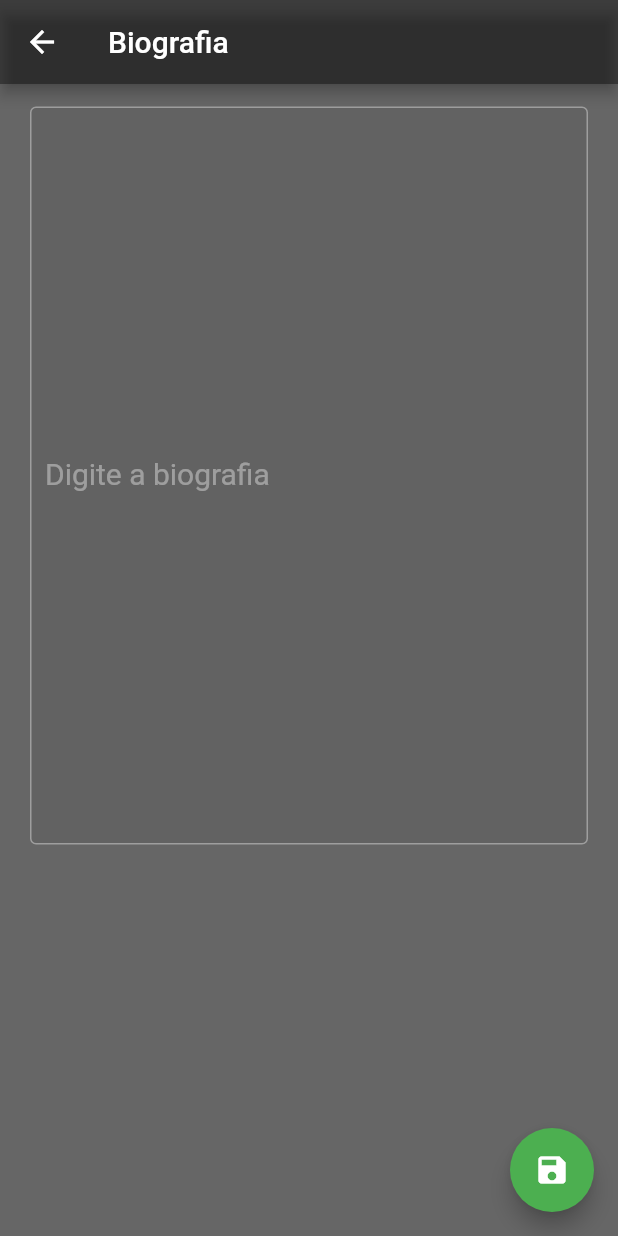
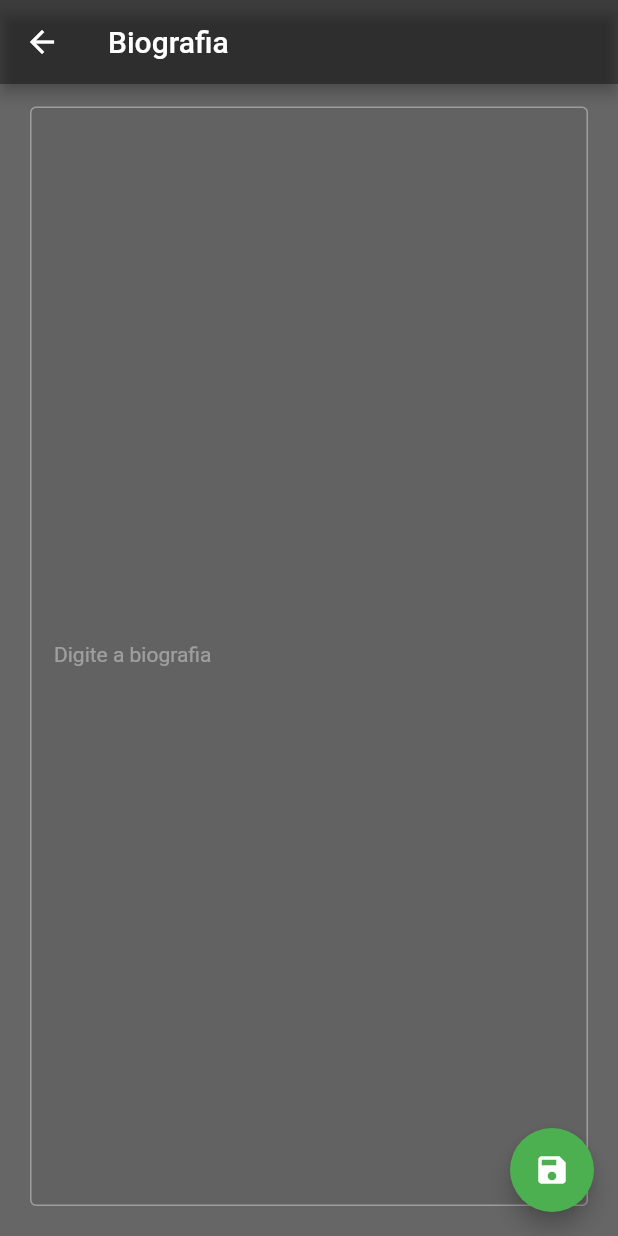
Before and after one commit to RonaldoSurdi/Gerenciador-website-flutter, a Flutter app: the Biography screen opened directly, on a phone screen of 412 x 824 dp. Run offline on Flutter 3.47's test engine with Material 2 defaults, Android fonts, the phone set to English and light mode, and no system bars; our stand-ins replace cloud_firestore, firebase_auth, firebase_core, flutter_secure_storage, font_awesome_flutter, image_picker; missing offline and left inert: cloud_firestore_web, firebase_auth_web, firebase_core_web, firebase_storage_web, flutter_secure_storage_web, image_picker_for_web and 1 more; accounts and stored records are empty; Roboto replaces fonts that are missing (WorkSansThin); project files that could hold a hidden picture were left out.

Commit message:
fix biography

```diff
--- a/lib/main.dart
+++ b/lib/main.dart
@@ -15,8 +15,13 @@ final ThemeData defaultTheme = ThemeData(
     backgroundColor: ColorsTheme.greyDefault,
   ),
 
+  textSelectionTheme: TextSelectionThemeData(
+    cursorColor: Colors.white,
+    selectionColor: Colors.white,
+    selectionHandleColor: Colors.white,
+  ),
+
   scaffoldBackgroundColor: ColorsTheme.greyBackground,
-
 
 );
 
--- a/lib/pages/modules/biography.dart
+++ b/lib/pages/modules/biography.dart
@@ -1,4 +1,5 @@
 import 'package:flutter/material.dart';
+import 'dart:convert' as convert;
 import 'package:font_awesome_flutter/font_awesome_flutter.dart';
 import 'package:hwscontrol/core/theme/custom_theme.dart';
 import 'package:hwscontrol/widgets/snackbar.dart';
@@ -39,14 +40,33 @@ class _BiographyState extends State<Biography> {
   _onSaveData(BiographyModel biographyModel) {
 
       FirebaseFirestore db = FirebaseFirestore.instance;
-
-      db.collection("biography").doc("Data").set(biographyModel.toMap());
+      db.collection("biography").doc("data").set(biographyModel.toMap());
 
       setState(() {
         CustomSnackBar(context, const Text('Dados gravados com sucesso.'));
       });
 
   }
+
+  @override
+  void dispose() {
+    super.dispose();
+  }
+
+  @override
+  void initState() {
+
+    FirebaseFirestore db = FirebaseFirestore.instance;
+    db.collection("biography").doc("data").get().then((DocumentSnapshot documentSnapshot) {
+      if (documentSnapshot.exists) {
+        _descriptionController.text = documentSnapshot['description'].toString();
+      }
+    });
+    //_descriptionController.text = description;
+
+    super.initState();
+  }
+
 
   @override
   Widget build(BuildContext context) {
@@ -63,19 +83,20 @@ class _BiographyState extends State<Biography> {
             controller: _descriptionController,
             keyboardType: TextInputType.multiline,
             textInputAction: TextInputAction.next,
-            maxLines: 20,
+            maxLines: 500,
             cursorColor: Colors.white,
-            // selectionColor: Colors.white,
-            // selectionHandleColor: Colors.white,
+            textAlign: TextAlign.justify,
             style: TextStyle(
-              fontSize: 20,
+              fontFamily: 'WorkSansThin',
+              fontSize: 14,
               color: Colors.white,
             ),
             decoration: InputDecoration(
-              contentPadding: EdgeInsets.fromLTRB(10, 16, 10, 16),
+              contentPadding: EdgeInsets.fromLTRB(16, 20, 15, 20),
               labelText: "Digite a biografia",
               filled: true,
               labelStyle: TextStyle(
+                fontFamily: 'WorkSansThin',
                 color: Colors.white38,
               ),
               enabledBorder: OutlineInputBorder(
@@ -96,6 +117,21 @@ class _BiographyState extends State<Biography> {
           ),
         ),
       ),
+      /* bottomNavigationBar: Row (
+        children: <Widget>[
+          TextButton(
+            style: TextButton.styleFrom(
+              padding: const EdgeInsets.all(16.0),
+              primary: Colors.white,
+              textStyle: const TextStyle(fontSize: 20),
+            ),
+            onPressed: () {
+              _onVerifyData();
+            },
+            child: const Text('Gradient'),
+          ),
+        ],
+      ), */
       floatingActionButton: FloatingActionButton(
         onPressed: () => _onVerifyData(),
         tooltip: 'Salvar dados',
```
